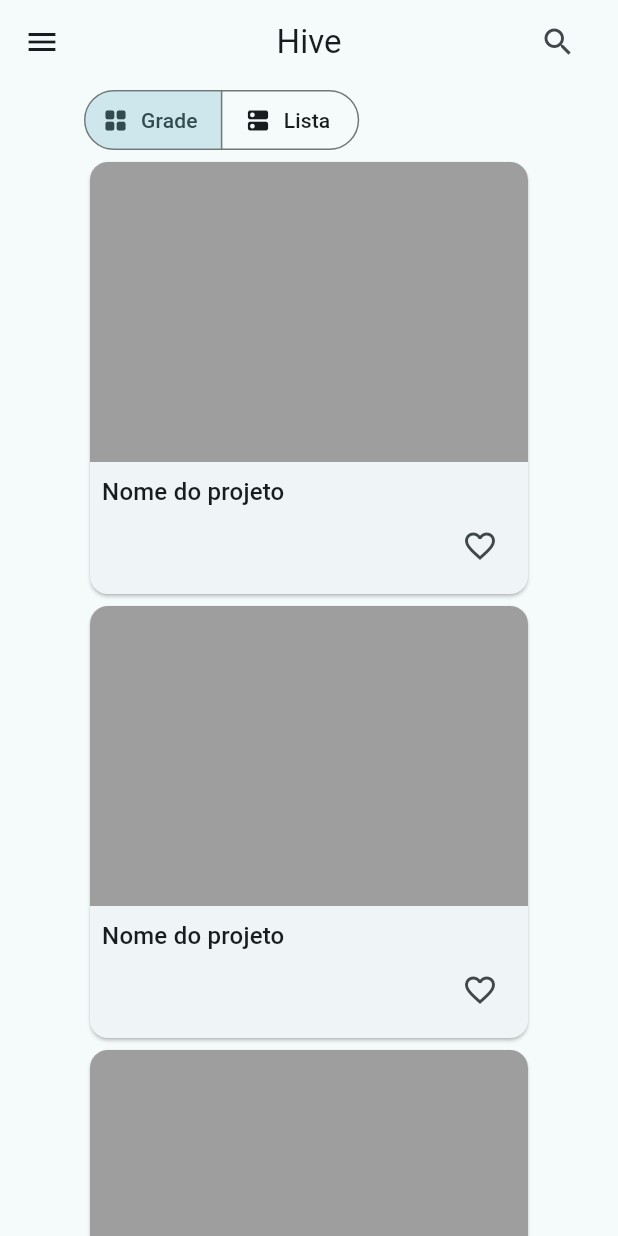
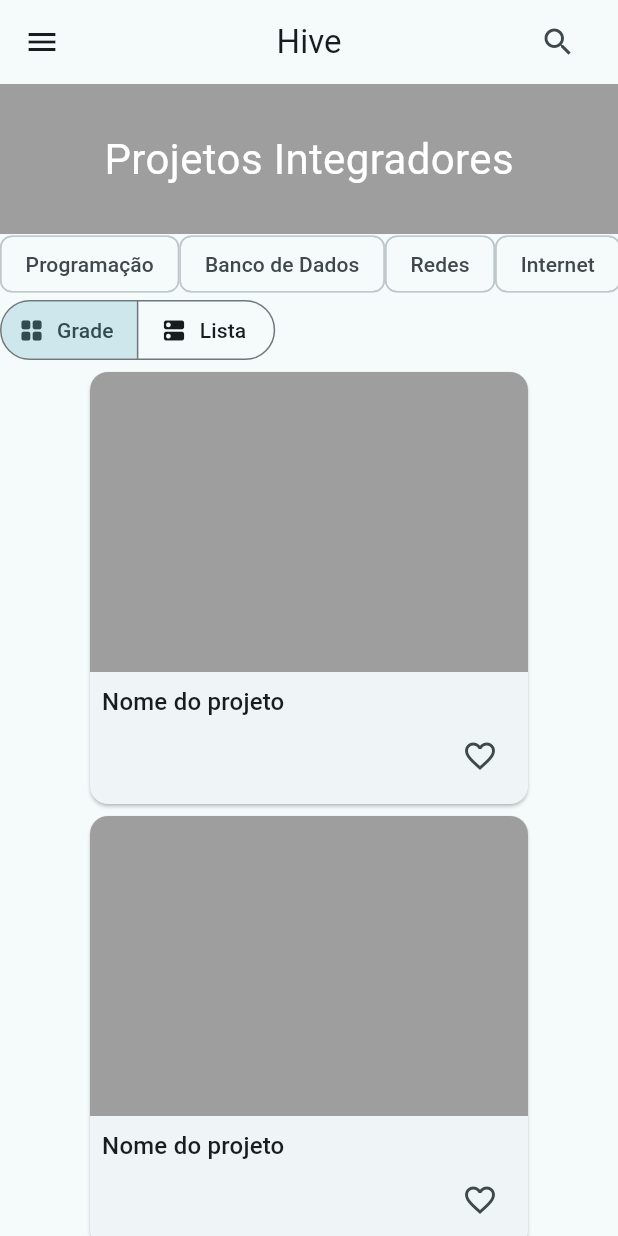
Before and after one commit to karlaycosta/app_repositorio, a Flutter app: the screen it shows after launch, on a phone screen of 412 x 824 dp. Run offline on Flutter 3.47's test engine with Material 3 defaults, Android fonts, the phone set to English and light mode, and no system bars.

Commit message:
Apt 15-11-2024

```diff
--- a/lib/screens/home_page.dart
+++ b/lib/screens/home_page.dart
@@ -14,6 +14,14 @@ class _HomePageState extends State<HomePage> {
   int selectedIndex = -1;
   bool light1 = true;
   int selectedSegment = 0;
+
+  final filtersName = <String>{
+    'Programação',
+    'Banco de Dados',
+    'Redes',
+    'Internet'
+  };
+  final filters = <String>{};
 
   @override
   Widget build(BuildContext context) {
@@ -96,10 +104,48 @@ class _HomePageState extends State<HomePage> {
           ],
         ),
       ),
-      body: Center(
-        child: SingleChildScrollView(
+      body: SingleChildScrollView(
         child: Column(
-            crossAxisAlignment: CrossAxisAlignment.start,
+          children: [
+            Ink(
+              color: Colors.grey,
+              height: 100,
+              width: double.maxFinite,
+              child: Center(
+                child: const Text(
+                  'Projetos Integradores',
+                  style: TextStyle(
+                    color: Colors.white,
+                    fontSize: 28,
+                  ),
+                ),
+              ),
+            ),
+            SizedBox(
+              height: 40,
+              child: ListView.builder(
+                shrinkWrap: true,
+                itemCount: filtersName.length,
+                scrollDirection: Axis.horizontal,
+                itemBuilder: (context, index) {
+                  final item = filtersName.elementAt(index);
+                  return FilterChip(
+                    label: Text(item),
+                    selected: filters.contains(item),
+                    onSelected: (value) {
+                      setState(() {
+                        if (value) {
+                          filters.add(item);
+                        } else {
+                          filters.remove(item);
+                        }
+                      });
+                    },
+                  );
+                },
+              ),
+            ),
+            Row(
               children: [
                 SegmentedButton<int>(
                   showSelectedIcon: false,
@@ -120,18 +166,22 @@ class _HomePageState extends State<HomePage> {
                     });
                   },
                 ),
+              ],
+            ),
             ConstrainedBox(
               constraints: const BoxConstraints(
                 maxWidth: 900,
               ),
               child: Wrap(
                 children: [
-                    for (int i = 0; i < 10; i++) selectedSegment == 0 ? const MainCard() : const MainCardList(),
+                  for (int i = 0; i < 10; i++)
+                    selectedSegment == 0
+                        ? const MainCard()
+                        : const MainCardList(),
                 ],
               ),
             ),
           ],
-          ),
         ),
       ),
     );
```
Lines whose indentation alone changed are shown as unchanged.
